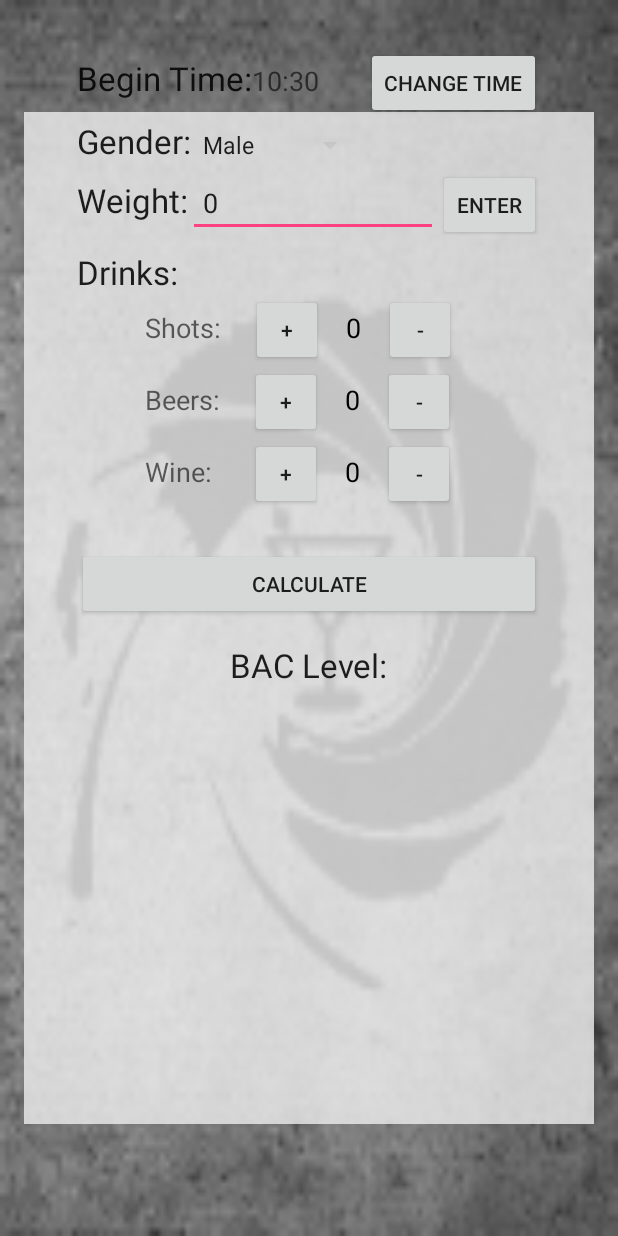
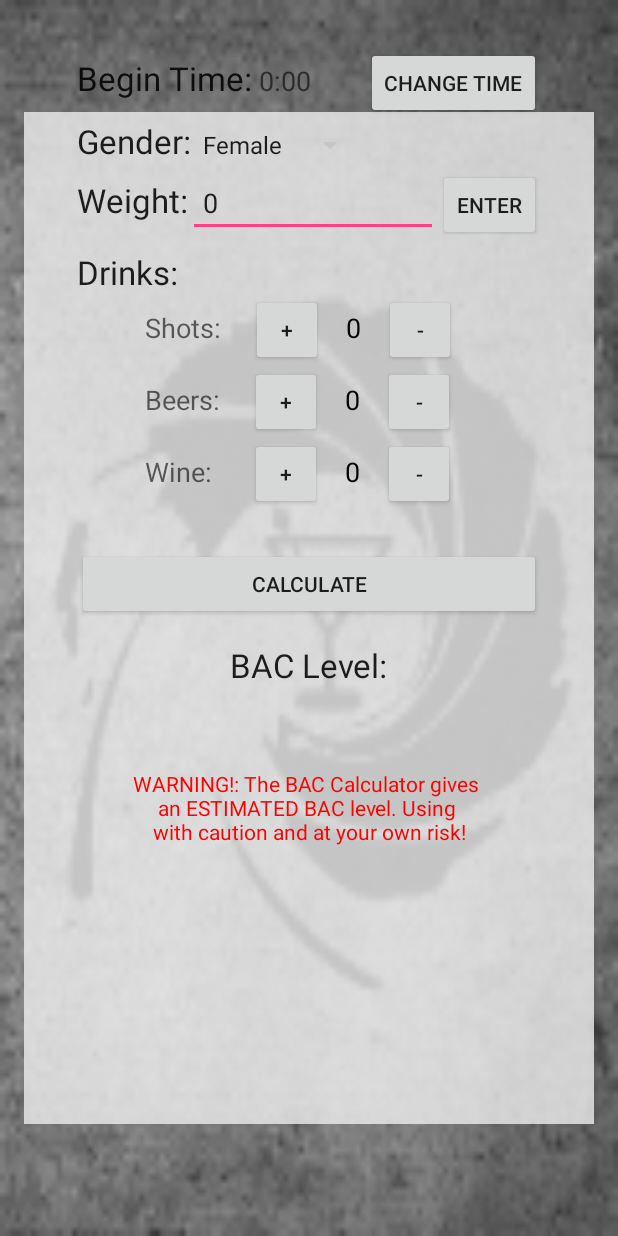
Before and after one commit to BrianCrosser/Shaken_Not_Stirred, an Android app: the screen it shows after launch (BAC_CalculatorActivity), after a tap on an icon or button, on a phone screen of 412 x 824 dp. Run offline under Robolectric (Android 15) with nearby library versions, the phone set to English and light mode, and no system bars; our stand-ins replace Picasso; libraries missing offline, so code that uses them is left out: rx.android.schedulers, rx.schedulers; pictures from the network do not load; 2 statements that could not run were skipped.

Commit message:
BAC Calculator Complete

```diff
--- a/app/src/main/java/com/crosser/brian/shakennotstirred/Activities/BAC_CalculatorActivity.java
+++ b/app/src/main/java/com/crosser/brian/shakennotstirred/Activities/BAC_CalculatorActivity.java
@@ -20,6 +20,10 @@ import android.widget.TimePicker;
 import com.crosser.brian.shakennotstirred.R;
 import com.crosser.brian.shakennotstirred.Models.CalculatorModel;
 
+import java.io.FileNotFoundException;
+import java.io.FileOutputStream;
+import java.io.IOException;
+import java.text.DecimalFormat;
 import java.util.Calendar;
 import java.util.Date;
 
@@ -52,6 +56,7 @@ public class BAC_CalculatorActivity extends Activity {
     public String wine;
     public int hour;
     public int minute;
+    public String bac;
 
     static final int TIME_DIALOG_ID = 999;
 
@@ -92,18 +97,8 @@ public class BAC_CalculatorActivity extends Activity {
         adapter.setDropDownViewResource(android.R.layout.simple_spinner_dropdown_item);
         // Apply the adapter to the spinner
         genderSpinner.setAdapter(adapter);
-        calculatorModel.getGender(genderSpinner.getSelectedItem().toString());
-
-//        // Create an ArrayAdapter using the string array and a default spinner layout
-//        ArrayAdapter<CharSequence> adapter1 = ArrayAdapter.createFromResource(this,
-//                R.array.weights_array, android.R.layout.simple_spinner_item);
-//        // Specify the layout to use when the list of choices appears
-//        adapter1.setDropDownViewResource(android.R.layout.simple_spinner_dropdown_item);
-//        // Apply the adapter to the spinner
-//
-//
-//        //weightSpinner.setAdapter(adapter1);
-//        //calculatorModel.setWeight(weightSpinner.getSelectedItem().toString());
+        gender = genderSpinner.getSelectedItem().toString();
+        calculatorModel.getGender(gender);
 
         weightbutton.setOnClickListener(new View.OnClickListener() {
             @Override
@@ -173,18 +168,30 @@ public class BAC_CalculatorActivity extends Activity {
         calculateButton.setOnClickListener(new View.OnClickListener() {
             @Override
             public void onClick(View v) {
-                textView12.setText(String.valueOf(calculatorModel.getBAC(String.valueOf(calculatorModel.getGender(genderSpinner.getSelectedItem().toString())))));
+                DecimalFormat formatter1 = new DecimalFormat("0.00");
+                bac = formatter1.format(calculatorModel.getBAC(String.valueOf(calculatorModel.getGender(genderSpinner.getSelectedItem().toString()))));
+                textView12.setText(bac);
+
+                String FILENAME = "CalculatorInfo";
+                FileOutputStream fos = null;
+                try {
+                    fos = openFileOutput(FILENAME, Context.MODE_PRIVATE);
+                } catch (FileNotFoundException e) {
+                    e.printStackTrace();
+                }
+                try {
+                    fos.write(bac.getBytes(), 0, bac.length());
+                } catch (IOException e) {
+                    e.printStackTrace();
+                }
+                try {
+                    fos.close();
+                } catch (IOException e) {
+                    e.printStackTrace();
+                }
             }
         });
 
-//        setButton.setOnClickListener(new View.OnClickListener() {
-//            @Override
-//            public void onClick(View v) {
-//                hour = timePicker.getCurrentHour();
-//                minute = timePicker.getCurrentMinute();
-//                calculatorModel.startTime(hour, minute);
-//            }
-//        });
     }
 
     @Override
@@ -227,6 +234,7 @@ public class BAC_CalculatorActivity extends Activity {
         editor.putString("wine", wine);
         editor.putInt("hour", hour);
         editor.putInt("minute", minute);
+        gender = genderSpinner.getSelectedItem().toString();
         editor.putString("gender", gender);
 
         // Commit the edits!
@@ -244,19 +252,43 @@ public class BAC_CalculatorActivity extends Activity {
         WeightEdit.setText(weight);
 
         shots = info.getString("shots", "0");
+        calculatorModel.setShot(Integer.parseInt(shots));
+        textView9.setText(shots);
 
         beers = info.getString("beers", "0");
+        calculatorModel.setBeer(Integer.parseInt(beers));
+        textView11.setText(beers);
 
         wine = info.getString("wine", "0");
+        calculatorModel.setWine(Integer.parseInt(wine));
+        textView10.setText(wine);
 
         hour = info.getInt("hour", 0);
         timePicker1.setCurrentHour(hour);
 
         minute = info.getInt("minute", 0);
-        timePicker1.setCurrentMinute(minute);
+
+        String minString;
+        if(minute < 10){
+            DecimalFormat formatter = new DecimalFormat("00");
+            minString = formatter.format(minute);
+        }
+        else
+            minString = Integer.toString(minute);
+
+        tvDisplayTime = (TextView) findViewById(R.id.tvTime);
+        // set current time into textview
+        tvDisplayTime.setText(
+                new StringBuilder().append(pad(hour))
+                        .append(":").append(minString));
 
         gender = info.getString("gender", "Female");
-        genderSpinner.setSelection(0);
+        int setGender;
+        if(gender.equals("Male"))
+            setGender = 0;
+        else
+            setGender = 1;
+        genderSpinner.setSelection(setGender);
 
     }
 
@@ -317,9 +349,18 @@ public class BAC_CalculatorActivity extends Activity {
                     minute = selectedMinute;
                     calculatorModel.startTime(hour, minute);
 
+                    String minString;
+                    if(minute < 10){
+                        DecimalFormat formatter = new DecimalFormat("00");
+                        minString = formatter.format(minute);
+                    }
+                    else
+                        minString = Integer.toString(minute);
+
                     // set current time into textview
-                    tvDisplayTime.setText(new StringBuilder().append(pad(hour))
-                            .append(":").append(pad(minute)));
+                    tvDisplayTime.setText(
+                            new StringBuilder().append(pad(hour))
+                                    .append(":").append(minString));
 
                     // set current time into timepicker
                     timePicker1.setCurrentHour(hour);
--- a/app/src/main/java/com/crosser/brian/shakennotstirred/Activities/MainActivity.java
+++ b/app/src/main/java/com/crosser/brian/shakennotstirred/Activities/MainActivity.java
@@ -1,7 +1,9 @@
 package com.crosser.brian.shakennotstirred.Activities;
 
 import android.app.Activity;
+import android.content.Context;
 import android.content.Intent;
+import android.content.SharedPreferences;
 import android.graphics.Typeface;
 import android.os.Bundle;
 import android.view.View;
@@ -13,6 +15,11 @@ import com.crosser.brian.shakennotstirred.Models.DrinkRecipeModel;
 import com.crosser.brian.shakennotstirred.Models.SearchResultModel;
 import com.crosser.brian.shakennotstirred.Services.APIClient;
 import com.squareup.picasso.Picasso;
+
+import java.io.FileInputStream;
+import java.io.FileNotFoundException;
+import java.io.FileOutputStream;
+import java.io.IOException;
 
 import rx.Subscriber;
 import rx.android.schedulers.AndroidSchedulers;
@@ -58,6 +65,7 @@ public class MainActivity extends Activity {
         button5.getBackground().setAlpha(175);
         randomCocktailImage.getBackground().setAlpha(175);
 
+        button5.setImageResource(R.mipmap.ic_bacgreen);
 
         button1.setOnClickListener(new View.OnClickListener() {
             public void onClick(View v) {
@@ -201,4 +209,42 @@ public class MainActivity extends Activity {
 
     }
 
+    @Override
+    public void onResume() {
+        super.onResume();  // Always call the superclass method first
+        String FILENAME = "CalculatorInfo";
+        float bac = -1;
+        String bacS="";
+        FileInputStream fin = null;
+        try {
+            fin = openFileInput(FILENAME);
+            int c;
+            try {
+                while( (c = fin.read()) != -1){
+                    bacS = bacS + Character.toString((char)c);
+                }
+            } catch (IOException e) {
+                e.printStackTrace();
+            }
+        } catch (FileNotFoundException e) {
+            bac = 0;
+        }
+
+        if(bac == -1 && bacS != "")
+            bac = Float.parseFloat(bacS);
+        else{
+            try {
+                fin.close();
+            } catch (IOException e) {
+                e.printStackTrace();
+            }
+        }
+
+        if(bac < .03)
+            button5.setImageResource(R.mipmap.ic_bacgreen);
+        else if (bac <= .06 && bac >= .03)
+            button5.setImageResource(R.mipmap.ic_bacyellow);
+        else if (bac > .06)
+            button5.setImageResource(R.mipmap.ic_bac);
+    }
 }
--- a/app/src/main/java/com/crosser/brian/shakennotstirred/Models/CalculatorModel.java
+++ b/app/src/main/java/com/crosser/brian/shakennotstirred/Models/CalculatorModel.java
@@ -106,5 +106,9 @@ public class CalculatorModel {
             beers -= 1;
     }
 
+    public void setShot(int newShot) {shots = newShot;}
 
+    public void setBeer(int newBeer) {beers = newBeer;}
+
+    public void setWine(int newWine) {wine = newWine;}
 }
--- a/app/src/main/res/layout/activity_bac_calculator.xml
+++ b/app/src/main/res/layout/activity_bac_calculator.xml
@@ -268,6 +268,15 @@
                 android:id="@+id/textView12"
                 android:layout_gravity="center"
                 android:layout_marginBottom="25dp"/>
+            <TextView
+                android:layout_width="wrap_content"
+                android:layout_height="wrap_content"
+                android:textAppearance="?android:attr/textAppearanceSmall"
+                android:text="WARNING!: The BAC Calculator gives \n     an ESTIMATED BAC level. Using \n    with caution and at your own risk!"
+                android:id="@+id/textView13"
+                android:textColor="#ff0000"
+                android:layout_gravity="center"
+                android:layout_marginBottom="0dp" />
         </LinearLayout>
     </FrameLayout>
 </LinearLayout>
--- a/app/src/main/res/layout/fragment_main.xml
+++ b/app/src/main/res/layout/fragment_main.xml
@@ -44,7 +44,6 @@
         android:id="@+id/button5"
         android:layout_width="match_parent"
         android:layout_height="wrap_content"
-        android:src="@mipmap/ic_bac"
         android:layout_alignParentBottom="true"
         android:layout_alignParentStart="true"
 
```
